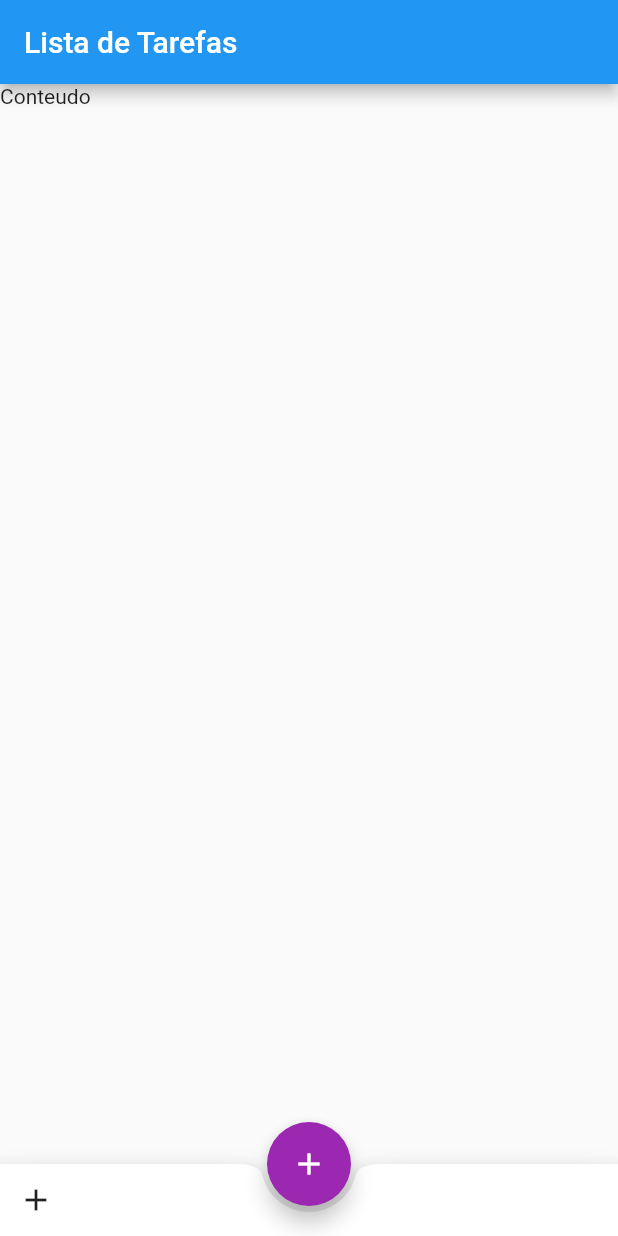
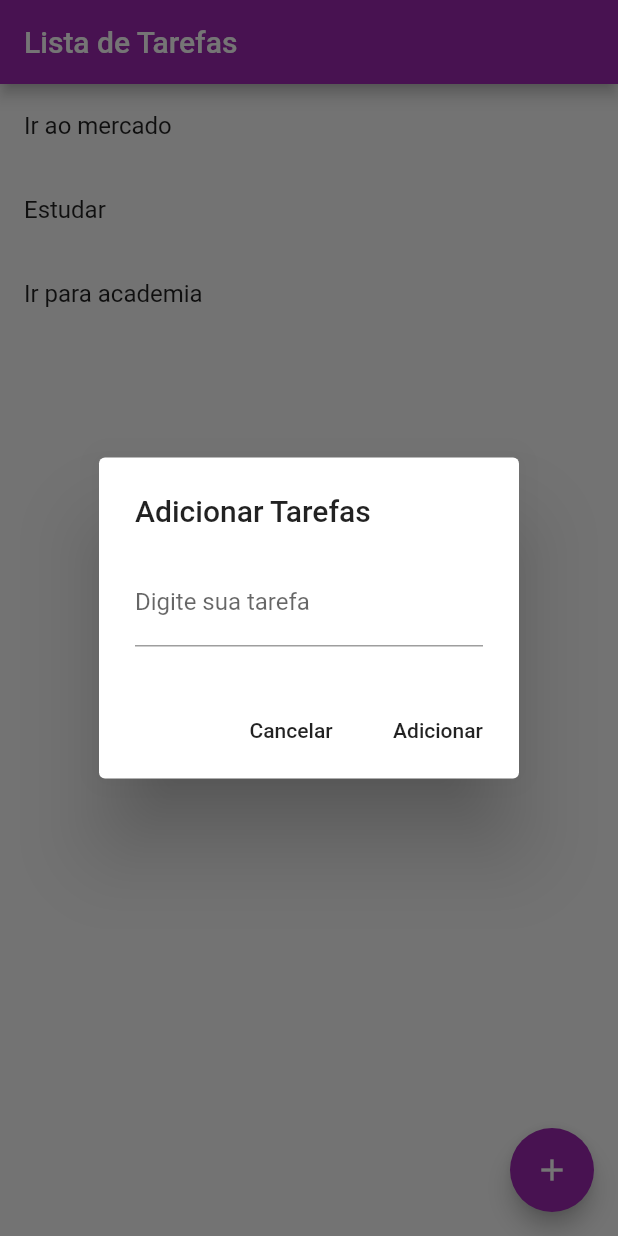
Before and after one commit to leandrotux/lista_tarefas, a Flutter app: the screen it shows after launch, after a tap on the "add" icon, on a phone screen of 412 x 824 dp. Run offline on Flutter 3.47's test engine with Material 2 defaults, Android fonts, the phone set to English and light mode, and no system bars.

```diff
--- a/lib/Home.dart
+++ b/lib/Home.dart
@@ -6,14 +6,15 @@ class Home extends StatefulWidget {
 }
 
 class _HomeState extends State<Home> {
+  List _listaTarefas = ["Ir ao mercado", "Estudar", "Ir para academia"];
   @override
   Widget build(BuildContext context) {
     return Scaffold(
         appBar: AppBar(
           title: Text("Lista de Tarefas"),
+          backgroundColor: Colors.purple,
         ),
-      body: Text("Conteudo"),
-      floatingActionButtonLocation: FloatingActionButtonLocation.centerDocked,
+        floatingActionButtonLocation: FloatingActionButtonLocation.endFloat,
         floatingActionButton: FloatingActionButton(
           backgroundColor: Colors.purple,
           foregroundColor: Colors.white,
@@ -21,20 +22,46 @@ class _HomeState extends State<Home> {
           //mini: true,
           child: Icon(Icons.add),
           onPressed: () {
-          print("Resultado: botão clicado!");
+            showDialog(
+                context: context,
+                builder: (context) {
+                  return AlertDialog(
+                    title: Text("Adicionar Tarefas"),
+                    content: TextField(
+                      decoration:
+                          InputDecoration(labelText: "Digite sua tarefa"),
+                      onChanged: (text) {},
+                    ),
+                    actions: [
+                      FlatButton(
+                        child: Text("Cancelar"),
+                        onPressed: () => Navigator.pop(context),
+                      ),
+                      FlatButton(
+                        child: Text("Adicionar"),
+                        onPressed: () {
+                          //salvar
+                          Navigator.pop(context);
+                        },
+                      )
+                    ],
+                  );
+                });
           },
         ),
-      bottomNavigationBar: BottomAppBar(
-        shape: CircularNotchedRectangle(),
-        child: Row(
+        body: Column(
           children: [
-            IconButton(
-              onPressed: () {},
-              icon: Icon(Icons.add),
+            Expanded(
+              child: ListView.builder(
+                itemCount: _listaTarefas.length,
+                itemBuilder: (contex, index) {
+                  return ListTile(
+                    title: Text(_listaTarefas[index]),
+                  );
+                },
+              ),
             )
           ],
-        ),
-      ),
-    );
+        ));
   }
 }
```
Lines whose indentation alone changed are shown as unchanged.
